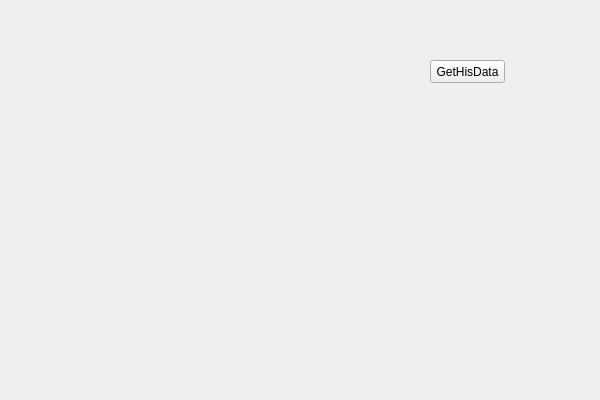
Above: TlsAquireData/tlsaquiredata.ui from spartawwy/FForcast_train before the change. Below: the same form after it.
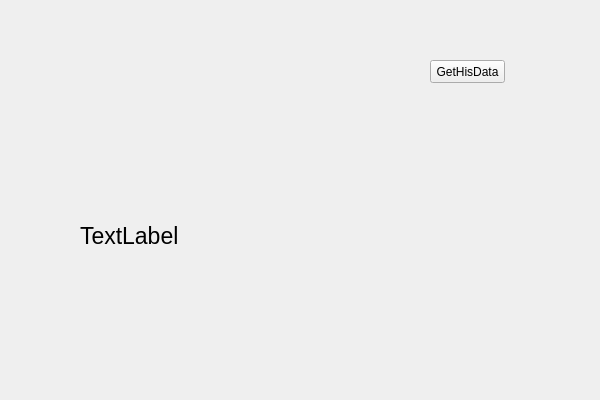
That is the form after the change.

Diff of the .ui file:
```diff
--- a/TlsAquireData/tlsaquiredata.ui
+++ b/TlsAquireData/tlsaquiredata.ui
@@ -26,6 +26,24 @@
     <string>GetHisData</string>
    </property>
   </widget>
+  <widget class="QLabel" name="lab_information">
+   <property name="geometry">
+    <rect>
+     <x>80</x>
+     <y>200</y>
+     <width>381</width>
+     <height>71</height>
+    </rect>
+   </property>
+   <property name="font">
+    <font>
+     <pointsize>17</pointsize>
+    </font>
+   </property>
+   <property name="text">
+    <string>TextLabel</string>
+   </property>
+  </widget>
  </widget>
  <layoutdefault spacing="6" margin="11"/>
  <resources>
```
